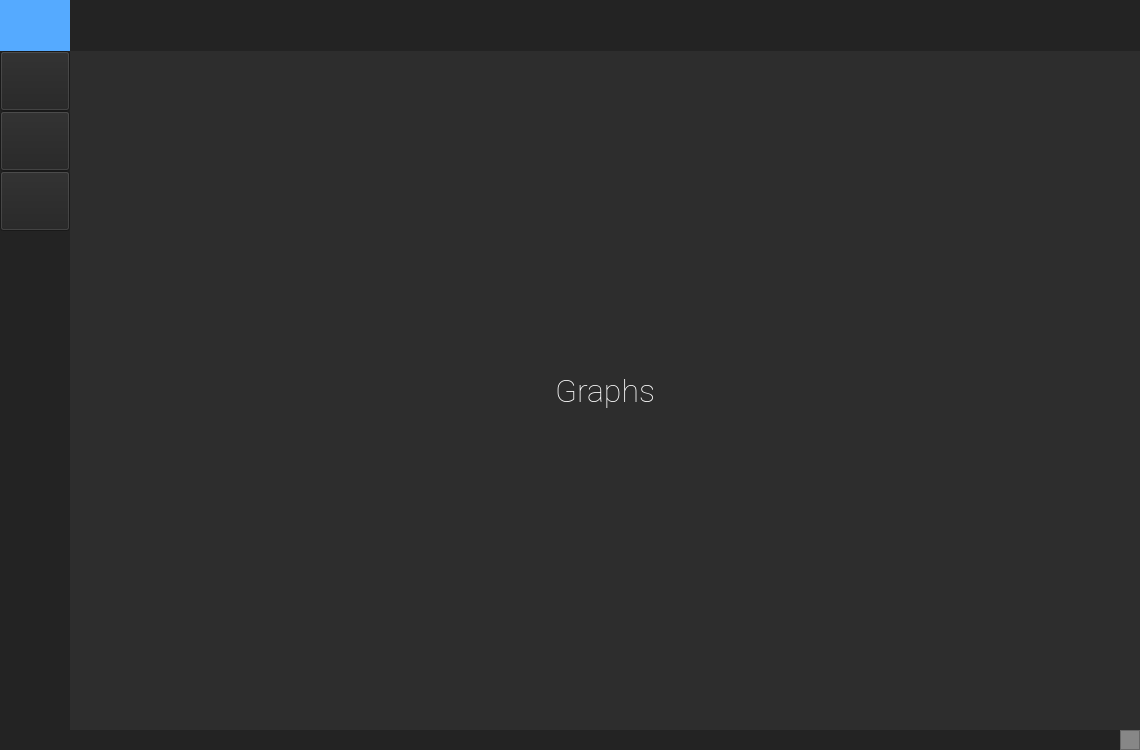
Old version of the form test.ui in the repository devilb2103/StonkSim_X64.
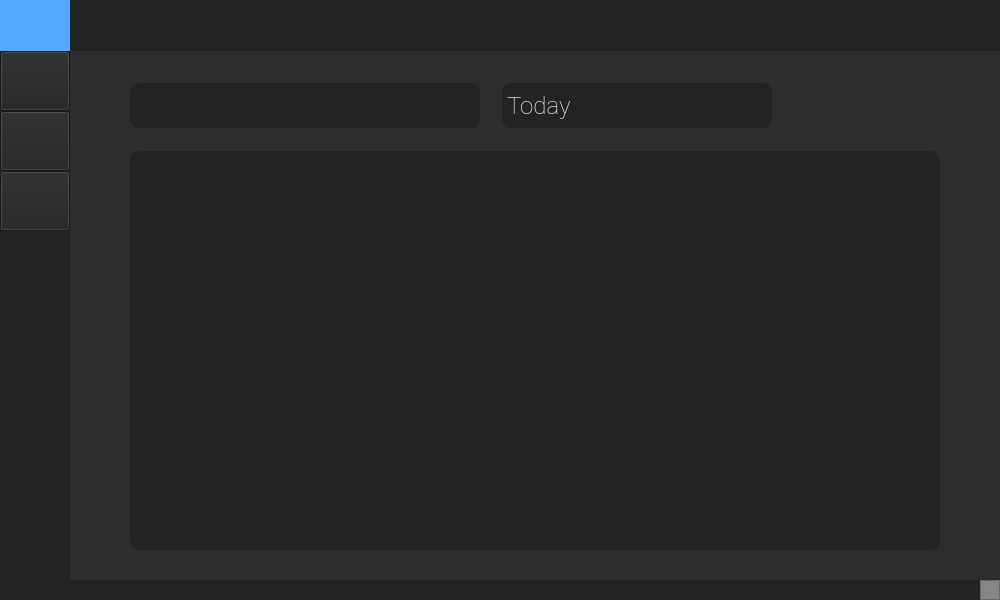
New version of the form. The open tabs and pages were chosen to show the change. Icons and pictures are not drawn.

Diff of the .ui file:
```diff
--- a/test.ui
+++ b/test.ui
@@ -6,8 +6,8 @@
    <rect>
     <x>0</x>
     <y>0</y>
-    <width>1140</width>
-    <height>750</height>
+    <width>1000</width>
+    <height>600</height>
    </rect>
   </property>
   <property name="minimumSize">
@@ -1046,33 +1046,261 @@
                <number>0</number>
               </property>
               <property name="leftMargin">
-               <number>0</number>
+               <number>60</number>
               </property>
               <property name="topMargin">
-               <number>0</number>
+               <number>30</number>
               </property>
               <property name="rightMargin">
-               <number>0</number>
+               <number>60</number>
               </property>
               <property name="bottomMargin">
-               <number>0</number>
+               <number>30</number>
               </property>
+              <item alignment="Qt::AlignLeft|Qt::AlignVCenter">
+               <widget class="QFrame" name="Graphs_page_Topbar">
+                <property name="frameShape">
+                 <enum>QFrame::NoFrame</enum>
+                </property>
+                <property name="frameShadow">
+                 <enum>QFrame::Raised</enum>
+                </property>
+                <layout class="QHBoxLayout" name="horizontalLayout_10">
+                 <property name="spacing">
+                  <number>15</number>
+                 </property>
+                 <property name="leftMargin">
+                  <number>0</number>
+                 </property>
+                 <property name="topMargin">
+                  <number>0</number>
+                 </property>
+                 <property name="rightMargin">
+                  <number>0</number>
+                 </property>
+                 <property name="bottomMargin">
+                  <number>0</number>
+                 </property>
+                 <item>
+                  <widget class="QFrame" name="Company_DropDown_parent">
+                   <property name="minimumSize">
+                    <size>
+                     <width>350</width>
+                     <height>50</height>
+                    </size>
+                   </property>
+                   <property name="maximumSize">
+                    <size>
+                     <width>390</width>
+                     <height>50</height>
+                    </size>
+                   </property>
+                   <property name="frameShape">
+                    <enum>QFrame::NoFrame</enum>
+                   </property>
+                   <property name="frameShadow">
+                    <enum>QFrame::Raised</enum>
+                   </property>
+                   <layout class="QHBoxLayout" name="horizontalLayout_11">
+                    <property name="spacing">
+                     <number>0</number>
+                    </property>
+                    <property name="leftMargin">
+                     <number>0</number>
+                    </property>
+                    <property name="topMargin">
+                     <number>0</number>
+                    </property>
+                    <property name="rightMargin">
+                     <number>0</number>
+                    </property>
+                    <property name="bottomMargin">
+                     <number>0</number>
+                    </property>
+                    <item>
+                     <widget class="QComboBox" name="Company_combobox">
+                      <property name="sizePolicy">
+                       <sizepolicy hsizetype="Expanding" vsizetype="Fixed">
+                        <horstretch>0</horstretch>
+                        <verstretch>0</verstretch>
+                       </sizepolicy>
+                      </property>
+                      <property name="minimumSize">
+                       <size>
+                        <width>320</width>
+                        <height>45</height>
+                       </size>
+                      </property>
+                      <property name="maximumSize">
+                       <size>
+                        <width>380</width>
+                        <height>45</height>
+                       </size>
+                      </property>
+                      <property name="font">
+                       <font>
+                        <family>Roboto Thin</family>
+                        <pointsize>18</pointsize>
+                       </font>
+                      </property>
+                      <property name="styleSheet">
+                       <string notr="true">QComboBox{
+	background-color: rgb(35, 35, 35);
+	border-radius: 9px;
+	color: rgb(255, 255, 255);
+}
+QComboBox::drop-down{
+	border-width: 0px;
+}
+QComboBox::down-arrow{
+	image: none; 
+	border-width: 0px;
+}
+QComboBox QAbstractItemView{
+    border: 0px solid ;
+    color: white;
+    selection-background-color: rgb(35, 35, 35);
+	outline: none;
+	border-radius: 9px;
+}</string>
+                      </property>
+                      <property name="frame">
+                       <bool>true</bool>
+                      </property>
+                     </widget>
+                    </item>
+                   </layout>
+                  </widget>
+                 </item>
+                 <item alignment="Qt::AlignLeft">
+                  <widget class="QFrame" name="timeFrame_dropdown_parent">
+                   <property name="minimumSize">
+                    <size>
+                     <width>285</width>
+                     <height>50</height>
+                    </size>
+                   </property>
+                   <property name="maximumSize">
+                    <size>
+                     <width>285</width>
+                     <height>50</height>
+                    </size>
+                   </property>
+                   <property name="frameShape">
+                    <enum>QFrame::NoFrame</enum>
+                   </property>
+                   <property name="frameShadow">
+                    <enum>QFrame::Raised</enum>
+                   </property>
+                   <layout class="QHBoxLayout" name="horizontalLayout_12">
+                    <property name="spacing">
+                     <number>0</number>
+                    </property>
+                    <property name="leftMargin">
+                     <number>0</number>
+                    </property>
+                    <property name="topMargin">
+                     <number>0</number>
+                    </property>
+                    <property name="rightMargin">
+                     <number>0</number>
+                    </property>
+                    <property name="bottomMargin">
+                     <number>0</number>
+                    </property>
+                    <item>
+                     <widget class="QComboBox" name="timeframe_combobox">
+                      <property name="sizePolicy">
+                       <sizepolicy hsizetype="Expanding" vsizetype="Fixed">
+                        <horstretch>0</horstretch>
+                        <verstretch>0</verstretch>
+                       </sizepolicy>
+                      </property>
+                      <property name="minimumSize">
+                       <size>
+                        <width>270</width>
+                        <height>45</height>
+                       </size>
+                      </property>
+                      <property name="maximumSize">
+                       <size>
+                        <width>270</width>
+                        <height>45</height>
+                       </size>
+                      </property>
+                      <property name="font">
+                       <font>
+                        <family>Roboto Thin</family>
+                        <pointsize>18</pointsize>
+                       </font>
+                      </property>
+                      <property name="styleSheet">
+                       <string notr="true">QComboBox{
+	background-color: rgb(35, 35, 35);
+	border-radius: 9px;
+	color: rgb(255, 255, 255);
+}
+QComboBox::drop-down{
+	border-width: 0px;
+}
+QComboBox::down-arrow{
+	image: none; 
+	border-width: 0px;
+}
+QComboBox QAbstractItemView{
+    border: 0px solid ;
+    color: white;
+    selection-background-color: rgb(35, 35, 35);
+	outline: none;
+	border-radius: 9px;
+}</string>
+                      </property>
+                      <item>
+                       <property name="text">
+                        <string>Today</string>
+                       </property>
+                      </item>
+                      <item>
+                       <property name="text">
+                        <string>All Time</string>
+                       </property>
+                      </item>
+                     </widget>
+                    </item>
+                   </layout>
+                  </widget>
+                 </item>
+                </layout>
+               </widget>
+              </item>
               <item>
-               <widget class="QLabel" name="label_5">
-                <property name="font">
-                 <font>
-                  <family>Roboto Thin</family>
-                  <pointsize>24</pointsize>
-                 </font>
+               <spacer name="horizontalSpacer_2">
+                <property name="orientation">
+                 <enum>Qt::Horizontal</enum>
+                </property>
+                <property name="sizeType">
+                 <enum>QSizePolicy::Expanding</enum>
+                </property>
+                <property name="sizeHint" stdset="0">
+                 <size>
+                  <width>40</width>
+                  <height>20</height>
+                 </size>
+                </property>
+               </spacer>
+              </item>
+              <item>
+               <widget class="QWidget" name="graph_widget" native="true">
+                <property name="sizePolicy">
+                 <sizepolicy hsizetype="Expanding" vsizetype="Expanding">
+                  <horstretch>0</horstretch>
+                  <verstretch>0</verstretch>
+                 </sizepolicy>
                 </property>
                 <property name="styleSheet">
-                 <string notr="true">color: rgb(255, 255, 255);</string>
-                </property>
-                <property name="text">
-                 <string>Graphs</string>
-                </property>
-                <property name="alignment">
-                 <set>Qt::AlignCenter</set>
+                 <string notr="true">background-color: rgb(35, 35, 35);
+border: 0px;
+border-radius: 9px;</string>
                 </property>
                </widget>
               </item>
```
Left out of the diff: 2 changed lines with no effect on the pictures.
